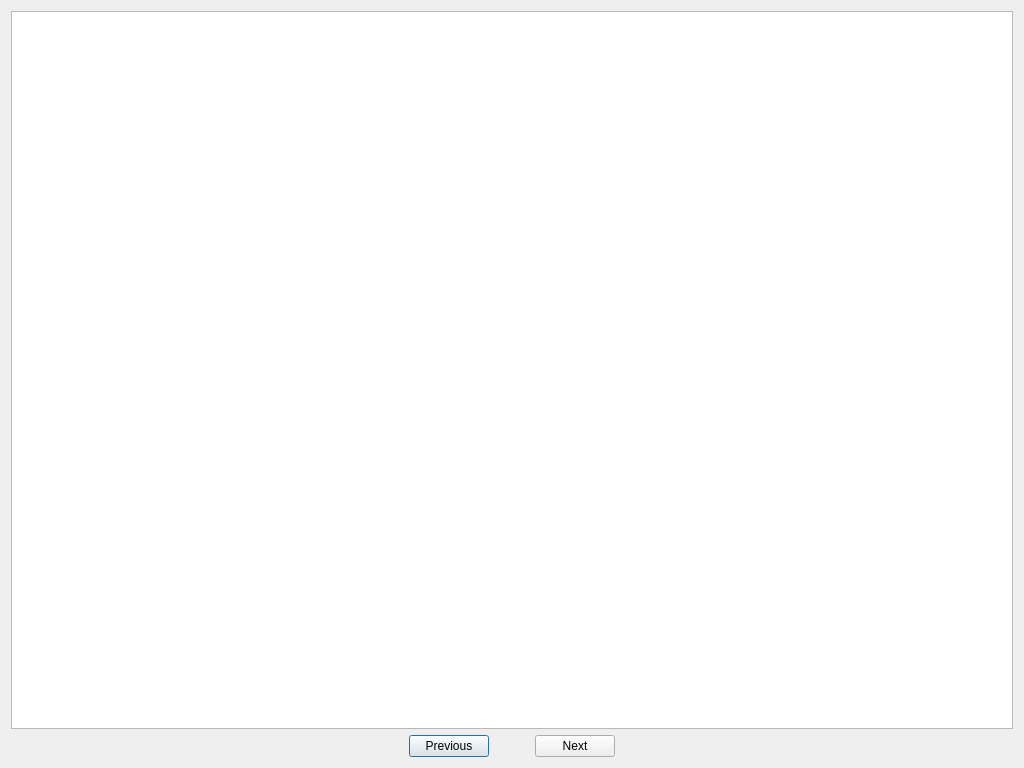
First picture: the form in galleryphotoviewer.ui, repository skni-kod/TournamentAppDesktop, before the edit.
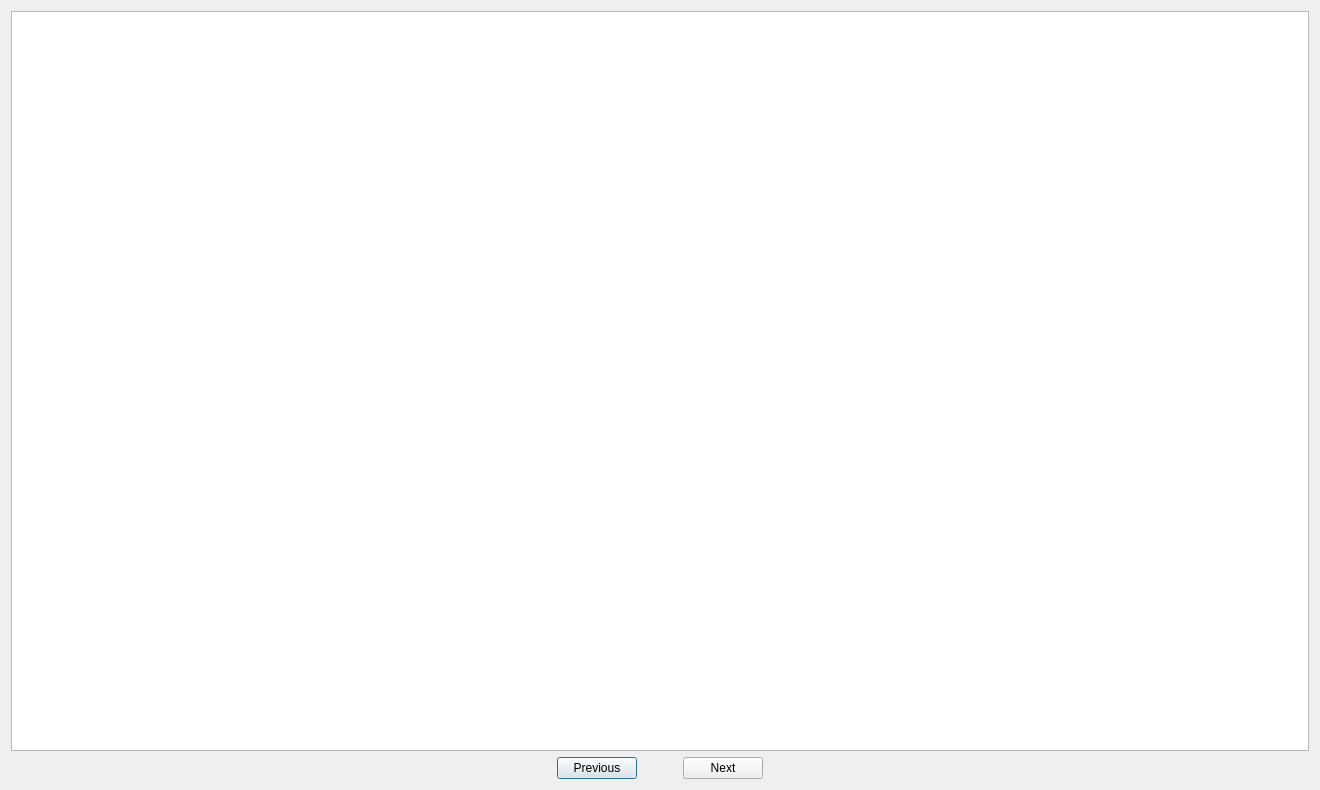
Second picture: the form after the edit.

What changed in the file:
```diff
--- a/galleryphotoviewer.ui
+++ b/galleryphotoviewer.ui
@@ -6,8 +6,8 @@
    <rect>
     <x>0</x>
     <y>0</y>
-    <width>1024</width>
-    <height>768</height>
+    <width>1320</width>
+    <height>790</height>
    </rect>
   </property>
   <property name="windowTitle">
```
